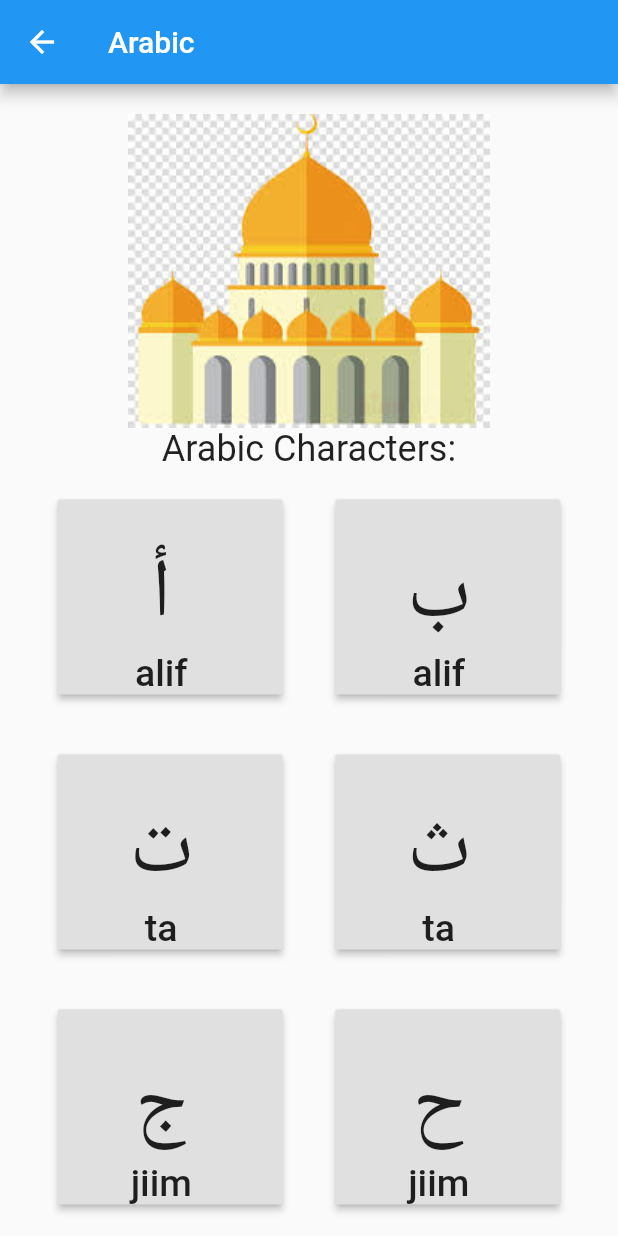
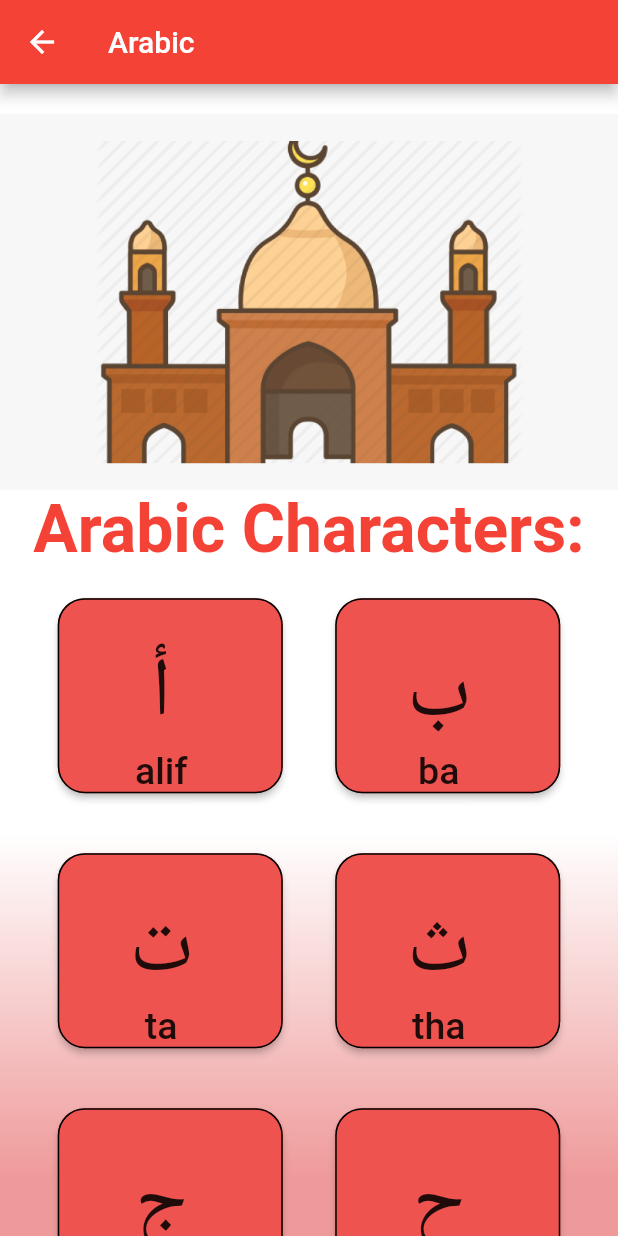
Before and after one commit to nowshadhossian/flutter-reciter, a Flutter app: the Arabic screen opened by its route, on a phone screen of 412 x 824 dp. Run offline on Flutter 3.47's test engine with Material 2 defaults, Android fonts, the phone set to English and light mode, and no system bars; our stand-ins replace assets_audio_player, audioplayers.

Commit message:
decoration

```diff
--- a/lib/pages/arabic.dart
+++ b/lib/pages/arabic.dart
@@ -1,6 +1,7 @@
 import 'package:assets_audio_player/assets_audio_player.dart';
 import 'package:audioplayers/audioplayers.dart';
 import 'package:flutter/material.dart';
+import 'package:flutter/widgets.dart';
 import 'package:reciter/models/Character.dart';
 import 'package:reciter/widget/CharacterButton.dart';
 
@@ -49,12 +50,15 @@ class _ArabicState extends State<Arabic> {
   Column heading() {
     List<Widget> list = new List();
     list.add(SizedBox(height: 20));
-    list.add(Image.asset('asset/images/mosque.jpeg'));
+    list.add(Image.asset('asset/images/mosque2.png'));
     list.add(
       Center(
         child: Text(
           "Arabic Characters:",
-          style: TextStyle(fontSize: 24),
+          style: TextStyle(
+              fontSize: 44,
+              fontWeight: FontWeight.bold,
+              color: Colors.red),
         ),
       ),
     );
@@ -67,8 +71,18 @@ class _ArabicState extends State<Arabic> {
     return Scaffold(
         appBar: AppBar(
           title: Text("Arabic"),
+          backgroundColor: Colors.red,
         ),
-        body: SingleChildScrollView(
+        body: Container(
+          decoration: BoxDecoration(
+              gradient: LinearGradient(
+                colors: [Colors.red[200], Colors.white],
+                stops: [0.1, 0.7],
+                begin: Alignment.bottomCenter,
+                end: Alignment.center
+              ),
+          ),
+          child: SingleChildScrollView(
             scrollDirection: Axis.vertical,
             child: Column(children: <Widget>[
               heading(),
@@ -83,7 +97,7 @@ class _ArabicState extends State<Arabic> {
                         }),
                         SizedBox(width: 35),
                         if ((i + 1) < characters.length)
-                        CharacterButton(characters[i + 1].character, characters[i].description, () {
+                          CharacterButton(characters[i + 1].character, characters[i+1].description, () {
                             playLocal((i+1).toString() + ".mp3");
                           }),
                       ],
@@ -92,6 +106,7 @@ class _ArabicState extends State<Arabic> {
                   ],
                 )
             ]),
+          ),
         ));
   }
 }
--- a/lib/widget/CharacterButton.dart
+++ b/lib/widget/CharacterButton.dart
@@ -14,6 +14,11 @@ class CharacterButton extends StatelessWidget {
       width: 150,
       child: RaisedButton.icon(
           onPressed: onClick,
+          color: Colors.red[400],
+          shape: RoundedRectangleBorder(
+              borderRadius: new BorderRadius.circular(18.0),
+              side: BorderSide(color: Colors.black)
+          ),
           icon: Column(
             crossAxisAlignment: CrossAxisAlignment.center,
             mainAxisSize: MainAxisSize.max,
```
Also changed, not shown: asset/images/mosque2.png (added). Lines whose indentation alone changed are shown as unchanged.
